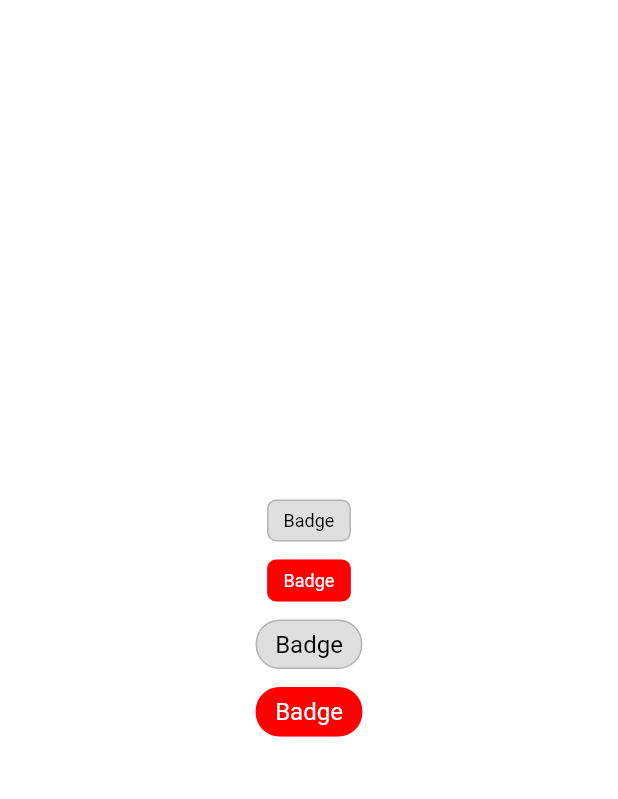
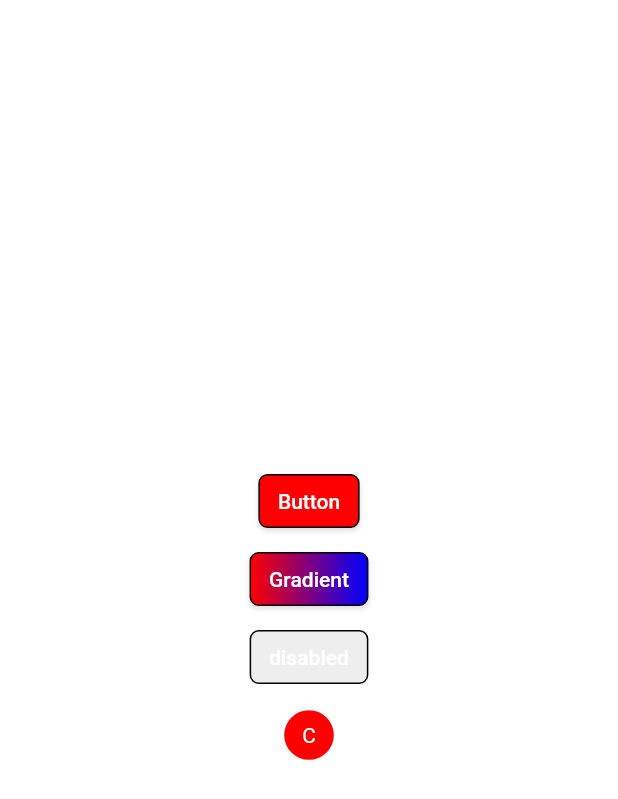
Before and after one commit to ptrbrynt/catalyst_ui, a Flutter app: the screen it shows after launch, on a phone screen of 412 x 824 dp. Shown: the top 799 px of the screen. Run offline on Flutter 3.47's test engine with Material 2 defaults, Android fonts, the phone set to English and light mode, and no system bars; our stand-ins replace equatable, go_router.

Commit message:
Implement Button component

```diff
--- /dev/null
+++ b/example/lib/buttons/buttons_example.dart
@@ -0,0 +1,34 @@
+import 'package:catalyst_ui/catalyst_ui.dart';
+
+class ButtonsExample extends StatelessWidget {
+  const ButtonsExample({super.key});
+
+  @override
+  Widget build(BuildContext context) {
+    return Column(
+      mainAxisAlignment: MainAxisAlignment.center,
+      children: [
+        Button(
+          label: 'Button',
+          onPressed: () {},
+        ),
+        const SizedBox(height: 16),
+        Button(
+          styles: const ['gradient'],
+          label: 'Gradient',
+          onPressed: () {},
+        ),
+        const SizedBox(height: 16),
+        const Button(
+          label: 'disabled',
+        ),
+        const SizedBox(height: 16),
+        Button(
+          icon: const Text('C'),
+          styles: const ['circle'],
+          onPressed: () {},
+        ),
+      ],
+    );
+  }
+}
--- a/example/lib/routes.dart
+++ b/example/lib/routes.dart
@@ -1,5 +1,5 @@
 import 'package:catalyst_ui/catalyst_ui.dart';
-import 'package:example/badges/badges_example.dart';
+import 'package:example/buttons/buttons_example.dart';
 import 'package:go_router/go_router.dart';
 
 GoRouter get router => GoRouter(
@@ -9,7 +9,7 @@ GoRouter get router => GoRouter(
           builder: (context, state) => Container(
             color: const Color(0xFFFFFFFF),
             alignment: Alignment.center,
-            child: const BadgesExample(),
+            child: const ButtonsExample(),
           ),
         ),
       ],
--- a/example/lib/theme.dart
+++ b/example/lib/theme.dart
@@ -46,6 +46,65 @@ CatalystThemeData get exampleTheme => CatalystThemeData(
               ),
         },
       ),
+      buttonThemeData: ButtonThemeData(
+        height: 36,
+        decoration: (state) => BoxDecoration(
+          color: switch (state) {
+            ButtonState.enabled => const Color(0xFFFF0000),
+            ButtonState.disabled => const Color(0xFFEEEEEE),
+            ButtonState.pressed => const Color(0xFFDDDDDD),
+            ButtonState.hover => const Color(0xFFDDDDDD),
+          },
+          border: Border.all(
+            width: 1,
+            color: const Color(0xFF000000),
+          ),
+          borderRadius: BorderRadius.circular(6),
+          boxShadow: [
+            if (state == ButtonState.enabled)
+              const BoxShadow(
+                blurRadius: 2,
+                offset: Offset(0, 2),
+                color: Color(0x20000000),
+              ),
+            if (state == ButtonState.pressed)
+              const BoxShadow(
+                blurRadius: 2,
+                offset: Offset(0, 1),
+                color: Color(0x20000000),
+              ),
+          ],
+        ),
+        padding: (_) => const EdgeInsets.symmetric(horizontal: 12),
+        textStyle: (_) => const TextStyle(
+          fontSize: 14,
+          fontWeight: FontWeight.w500,
+        ),
+        styles: {
+          'circle': (base) => base.copyWith(
+                decoration: (state) => const BoxDecoration(
+                  shape: BoxShape.circle,
+                  color: Color(0xFFFF0000),
+                ),
+              ),
+          'gradient': (base) => base.copyWith(
+                decoration: (state) => base.decoration?.call(state)?.copyWith(
+                      gradient: LinearGradient(
+                        colors: const [
+                          Color(0xFFFF0000),
+                          Color(0xFF0000FF),
+                        ],
+                        stops: switch (state) {
+                          ButtonState.hover => [1.0, 0.0],
+                          ButtonState.pressed => [0.0, 1.0],
+                          ButtonState.disabled => [0.0, 0.0],
+                          ButtonState.enabled => [0.0, 1.0],
+                        },
+                      ),
+                    ),
+              ),
+        },
+      ),
     );
 
 enum AvatarStyles {
--- a/lib/catalyst_ui.dart
+++ b/lib/catalyst_ui.dart
@@ -8,5 +8,7 @@ export 'package:flutter/widgets.dart';
 export 'components/avatar/avatar.dart';
 // Badge
 export 'components/badge/badge.dart';
+// Button
+export 'components/button/button.dart';
 // Theme
 export 'components/theme/catalyst_theme.dart';
--- a/lib/components/avatar/avatar_theme_data.dart
+++ b/lib/components/avatar/avatar_theme_data.dart
@@ -1,6 +1,5 @@
 import 'package:catalyst_ui/catalyst_ui.dart';
 import 'package:equatable/equatable.dart';
-import 'package:flutter/foundation.dart';
 
 /// {@template avatar_theme_data}
 /// The theme data for Avatars.
@@ -40,28 +39,6 @@ class AvatarThemeData extends Styleable<AvatarThemeData> with EquatableMixin {
   /// The default size for avatars if none is specified.
   static const double defaultSize = 48;
 
-  @override
-  bool operator ==(covariant AvatarThemeData other) {
-    if (identical(this, other)) return true;
-
-    return other.shape == shape &&
-        other.borderRadius == borderRadius &&
-        listEquals(other.boxShadow, boxShadow) &&
-        other.border == border &&
-        other.size == size &&
-        other.backgroundColor == backgroundColor;
-  }
-
-  @override
-  int get hashCode {
-    return shape.hashCode ^
-        borderRadius.hashCode ^
-        boxShadow.hashCode ^
-        border.hashCode ^
-        size.hashCode ^
-        backgroundColor.hashCode;
-  }
-
   /// Creates a copy of this [AvatarThemeData] but with the given fields
   AvatarThemeData copyWith({
     BoxShape? shape,
@@ -89,5 +66,6 @@ class AvatarThemeData extends Styleable<AvatarThemeData> with EquatableMixin {
         border,
         size,
         backgroundColor,
+        styles,
       ];
 }
--- a/lib/components/badge/badge_theme_data.dart
+++ b/lib/components/badge/badge_theme_data.dart
@@ -60,5 +60,6 @@ class BadgeThemeData extends Styleable<BadgeThemeData> with EquatableMixin {
         borderRadius,
         padding,
         textStyle,
+        styles,
       ];
 }
--- /dev/null
+++ b/lib/components/button/button.dart
@@ -0,0 +1,114 @@
+import 'package:catalyst_ui/catalyst_ui.dart';
+import 'package:catalyst_ui/components/widget/catalyst_widget.dart';
+
+export 'button_theme_data.dart';
+
+/// {@template button}
+/// A button.
+/// {@endtemplate}
+class Button extends StyleableStatefulWidget {
+  /// {@macro button}
+  const Button({
+    this.label,
+    this.icon,
+    this.onPressed,
+    super.styles = const [],
+    super.key,
+  });
+
+  /// The label of the button.
+  final String? label;
+
+  /// The icon of the button.
+  final Widget? icon;
+
+  /// The callback that is called when the button is pressed.
+  ///
+  /// If this is null, the button will be disabled.
+  final VoidCallback? onPressed;
+
+  @override
+  State<StatefulWidget> createState() => _ButtonState();
+}
+
+class _ButtonState extends State<Button> {
+  late ButtonState _buttonState;
+
+  bool get enabled => widget.onPressed != null;
+
+  @override
+  void initState() {
+    super.initState();
+    _buttonState = enabled ? ButtonState.enabled : ButtonState.disabled;
+  }
+
+  @override
+  void didUpdateWidget(Button oldWidget) {
+    super.didUpdateWidget(oldWidget);
+    setState(() {
+      _buttonState = enabled ? ButtonState.enabled : ButtonState.disabled;
+    });
+  }
+
+  @override
+  Widget build(BuildContext context) {
+    final theme = CatalystTheme.of(context)
+        ?.data
+        .buttonThemeData
+        .forStyles(widget.styles);
+
+    final iconPosition =
+        theme?.iconPosition ?? ButtonThemeData.defaultIconPosition;
+
+    return MouseRegion(
+      cursor: enabled ? SystemMouseCursors.click : SystemMouseCursors.forbidden,
+      onEnter: enabled
+          ? (_) => setState(() => _buttonState = ButtonState.hover)
+          : null,
+      onExit: enabled
+          ? (_) => setState(() => _buttonState = ButtonState.enabled)
+          : null,
+      child: GestureDetector(
+        onTapDown: enabled
+            ? (_) => setState(() => _buttonState = ButtonState.pressed)
+            : null,
+        onTapUp: enabled
+            ? (_) => setState(() => _buttonState = ButtonState.hover)
+            : null,
+        onTap: widget.onPressed,
+        child: AnimatedContainer(
+          duration: const Duration(milliseconds: 100),
+          height: theme?.height,
+          clipBehavior: Clip.antiAlias,
+          decoration: theme?.decoration?.call(_buttonState),
+          padding: theme?.padding?.call(_buttonState),
+          child: Row(
+            mainAxisSize: MainAxisSize.min,
+            children: [
+              if (iconPosition == ButtonIconPosition.left &&
+                  widget.icon != null)
+                widget.icon!,
+              if (widget.label != null)
+                Text(
+                  widget.label!,
+                  style: theme?.textStyle?.call(_buttonState),
+                ),
+              if (iconPosition == ButtonIconPosition.right &&
+                  widget.icon != null)
+                widget.icon!,
+            ],
+          ),
+        ),
+      ),
+    );
+  }
+}
+
+/// Positions for the icon in a button.
+enum ButtonIconPosition {
+  /// The icon is on the left side of the label.
+  left,
+
+  /// The icon is on the right side of the label.
+  right,
+}
--- /dev/null
+++ b/lib/components/button/button_theme_data.dart
@@ -0,0 +1,83 @@
+// ignore_for_file: public_member_api_docs, sort_constructors_first
+import 'package:catalyst_ui/catalyst_ui.dart';
+import 'package:equatable/equatable.dart';
+
+/// {@template button_theme_data}
+/// The theme data for Buttons.
+/// {@endtemplate}
+class ButtonThemeData extends Styleable<ButtonThemeData> with EquatableMixin {
+  /// {@macro button_theme_data}
+  const ButtonThemeData({
+    this.decoration,
+    this.height,
+    this.padding,
+    this.textStyle,
+    this.iconPosition = defaultIconPosition,
+    super.styles = const {},
+  });
+
+  /// The default shape for a button.
+  static const defaultShape = BoxShape.rectangle;
+
+  /// The default icon position for a button.
+  static const defaultIconPosition = ButtonIconPosition.left;
+
+  /// The decoration of the buttons.
+  final ButtonStatefulProperty<BoxDecoration>? decoration;
+
+  /// The fixed height of the buttons
+  final double? height;
+
+  /// The padding of the buttons.
+  final ButtonStatefulProperty<EdgeInsetsGeometry>? padding;
+
+  /// The text style of the buttons.
+  final ButtonStatefulProperty<TextStyle>? textStyle;
+
+  /// The icon position of the buttons.
+  final ButtonIconPosition iconPosition;
+
+  @override
+  List<Object?> get props => [
+        decoration,
+        height,
+        padding,
+        textStyle,
+        iconPosition,
+        styles,
+      ];
+
+  ButtonThemeData copyWith({
+    ButtonStatefulProperty<BoxDecoration>? decoration,
+    double? height,
+    ButtonStatefulProperty<EdgeInsetsGeometry>? padding,
+    ButtonStatefulProperty<TextStyle>? textStyle,
+    ButtonIconPosition? iconPosition,
+  }) {
+    return ButtonThemeData(
+      decoration: decoration ?? this.decoration,
+      height: height ?? this.height,
+      padding: padding ?? this.padding,
+      textStyle: textStyle ?? this.textStyle,
+      iconPosition: iconPosition ?? this.iconPosition,
+    );
+  }
+}
+
+/// A property which reacts to the state of a button.
+typedef ButtonStatefulProperty<T> = T? Function(ButtonState state);
+
+/// Possible states for a button.
+enum ButtonState {
+  /// The button is enabled and idle
+  enabled,
+
+  /// The button is being hovered over
+  hover,
+
+  /// The button is disabled
+  disabled,
+
+  /// The button is currently being pressed
+  pressed,
+}
--- a/lib/components/theme/catalyst_theme_data.dart
+++ b/lib/components/theme/catalyst_theme_data.dart
@@ -12,6 +12,7 @@ class CatalystThemeData extends Equatable {
   const CatalystThemeData({
     this.avatarThemeData = const AvatarThemeData(),
     this.badgeThemeData = const BadgeThemeData(),
+    this.buttonThemeData = const ButtonThemeData(),
   });
 
   /// The default [AvatarThemeData] for the [CatalystThemeData].
@@ -20,6 +21,9 @@ class CatalystThemeData extends Equatable {
   /// The default [BadgeThemeData] for the [CatalystThemeData].
   final BadgeThemeData badgeThemeData;
 
+  /// The default [ButtonThemeData] for the [CatalystThemeData].
+  final ButtonThemeData buttonThemeData;
+
   @override
   List<Object?> get props => [avatarThemeData, badgeThemeData];
 }
--- a/lib/components/widget/catalyst_widget.dart
+++ b/lib/components/widget/catalyst_widget.dart
@@ -10,3 +10,14 @@ abstract class StyleableWidget extends StatelessWidget {
   /// The styles to apply to this widget.
   final List<dynamic> styles;
 }
+
+/// {@template styleable_stateful_widget}
+/// A stateful widget that can be customised with custom styles.
+/// {@template styleable_stateful_widget}
+abstract class StyleableStatefulWidget extends StatefulWidget {
+  /// {@macro styleable_stateful_widget}
+  const StyleableStatefulWidget({required this.styles, super.key});
+
+  /// The styles to apply to this widget.
+  final List<dynamic> styles;
+}
```
